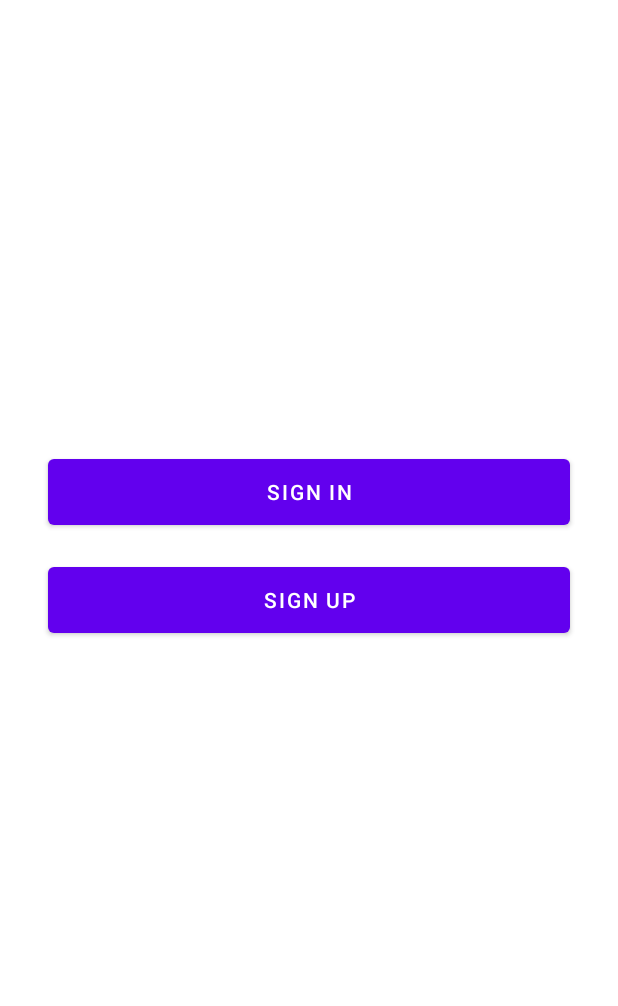
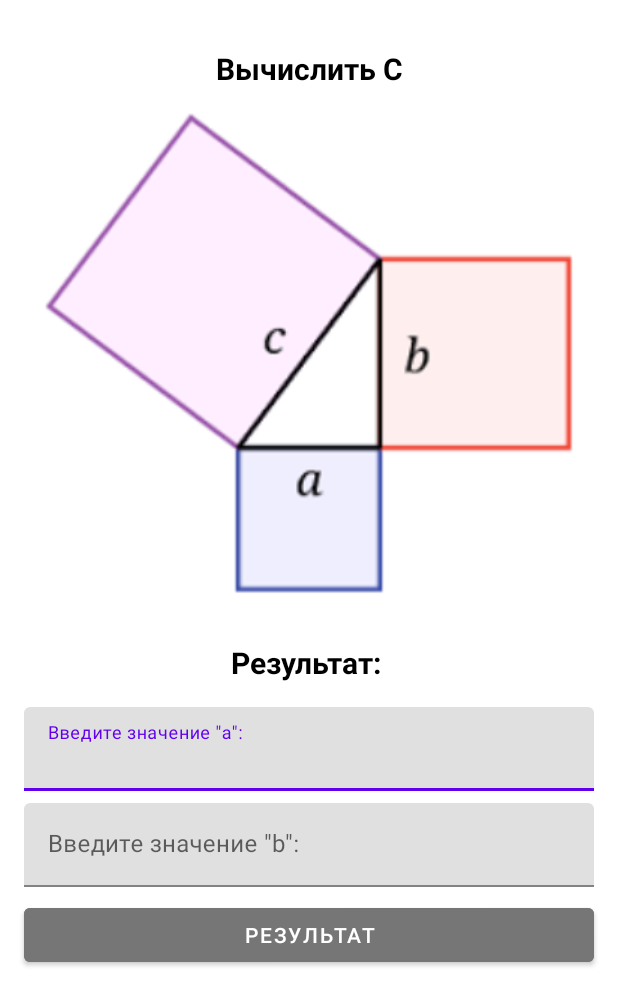
Before and after one commit to Shevy-D/test_app2, an Android app: the layout activity_main.xml on its own in the app's theme, with its tools: preview values and no code run, on a phone screen of 412 x 824 dp. Shown: the top 1006 px of the screen. Run offline under Robolectric (Android 15) with nearby library versions, the phone set to English and light mode, and no system bars.

Commit message:
Create Piphagor app

```diff
--- a/app/src/main/AndroidManifest.xml
+++ b/app/src/main/AndroidManifest.xml
@@ -21,10 +21,6 @@
             </intent-filter>
         </activity>
 
-        <activity
-            android:name=".SignInUpActivity">
-        </activity>
-
     </application>
 
 </manifest>
--- a/app/src/main/res/layout/activity_main.xml
+++ b/app/src/main/res/layout/activity_main.xml
@@ -4,54 +4,102 @@
     xmlns:tools="http://schemas.android.com/tools"
     android:layout_width="match_parent"
     android:layout_height="match_parent"
-    android:onClick="onClickSignUp"
     tools:context=".MainActivity">
 
-    <Button
-        android:id="@+id/bExit"
-        android:layout_width="0dp"
-        android:layout_height="56dp"
-        android:layout_marginStart="32dp"
-        android:layout_marginTop="300dp"
-        android:layout_marginEnd="32dp"
-        android:onClick="onClickSignIn"
-        android:text="@string/sign_in"
+    <TextView
+        android:id="@+id/textView"
+        android:layout_width="wrap_content"
+        android:layout_height="wrap_content"
+        android:layout_marginTop="32dp"
+        android:text="@string/title"
+        android:textColor="@color/black"
+        android:textSize="20sp"
+        android:textStyle="bold"
         app:layout_constraintEnd_toEndOf="parent"
         app:layout_constraintStart_toStartOf="parent"
         app:layout_constraintTop_toTopOf="parent" />
 
-    <Button
-        android:id="@+id/bHide"
+    <ImageView
+        android:id="@+id/imageView"
         android:layout_width="0dp"
-        android:layout_height="56dp"
+        android:layout_height="0dp"
+        android:layout_marginStart="16dp"
         android:layout_marginTop="16dp"
-        android:onClick="onClickSignUp"
-        android:text="@string/sign_up"
-        app:layout_constraintEnd_toEndOf="@+id/bExit"
-        app:layout_constraintHorizontal_bias="0.0"
-        app:layout_constraintStart_toStartOf="@+id/bExit"
-        app:layout_constraintTop_toBottomOf="@+id/bExit" />
+        android:layout_marginEnd="16dp"
+        android:layout_marginBottom="16dp"
+        app:layout_constraintBottom_toTopOf="@+id/guideline3"
+        app:layout_constraintEnd_toEndOf="parent"
+        app:layout_constraintHorizontal_bias="1.0"
+        app:layout_constraintStart_toStartOf="parent"
+        app:layout_constraintTop_toBottomOf="@+id/textView"
+        app:layout_constraintVertical_bias="0.207"
+        app:srcCompat="@drawable/image" />
+
+    <androidx.constraintlayout.widget.Guideline
+        android:id="@+id/guideline3"
+        android:layout_width="wrap_content"
+        android:layout_height="wrap_content"
+        android:orientation="horizontal"
+        app:layout_constraintGuide_percent="0.5" />
+
+    <com.google.android.material.textfield.TextInputLayout
+        android:id="@+id/textInputLayout"
+        android:layout_width="0dp"
+        android:layout_height="wrap_content"
+        android:layout_marginTop="16dp"
+        app:layout_constraintEnd_toEndOf="@+id/imageView"
+        app:layout_constraintStart_toStartOf="@+id/imageView"
+        app:layout_constraintTop_toBottomOf="@+id/tvResult">
+
+        <com.google.android.material.textfield.TextInputEditText
+            android:id="@+id/edA"
+            android:layout_width="match_parent"
+            android:layout_height="wrap_content"
+            android:hint="@string/input_a"
+            android:inputType="number" />
+    </com.google.android.material.textfield.TextInputLayout>
 
     <TextView
-        android:id="@+id/tvInfo"
+        android:id="@+id/tvResult"
         android:layout_width="wrap_content"
         android:layout_height="wrap_content"
-        android:layout_marginBottom="8dp"
+        android:layout_marginTop="16dp"
+        android:text="@string/result_info"
         android:textColor="@color/black"
-        android:textSize="16sp"
-        app:layout_constraintBottom_toTopOf="@+id/bExit"
-        app:layout_constraintEnd_toEndOf="@+id/bExit"
-        app:layout_constraintStart_toStartOf="@+id/bExit" />
+        android:textSize="20sp"
+        android:textStyle="bold"
+        app:layout_constraintEnd_toEndOf="@+id/imageView"
+        app:layout_constraintStart_toStartOf="@+id/imageView"
+        app:layout_constraintTop_toTopOf="@+id/guideline3" />
 
-    <ImageView
-        android:id="@+id/imAvatar"
-        android:layout_width="100dp"
-        android:layout_height="100dp"
-        android:layout_marginBottom="8dp"
-        android:visibility="invisible"
-        app:layout_constraintBottom_toTopOf="@+id/tvInfo"
-        app:layout_constraintEnd_toEndOf="@+id/bExit"
-        app:layout_constraintHorizontal_bias="0.497"
-        app:layout_constraintStart_toStartOf="@+id/bExit"
-        app:srcCompat="@drawable/third" />
+    <com.google.android.material.textfield.TextInputLayout
+        android:id="@+id/textInputLayoutB"
+        android:layout_width="0dp"
+        android:layout_height="wrap_content"
+        android:layout_marginTop="8dp"
+        app:layout_constraintEnd_toEndOf="@+id/imageView"
+        app:layout_constraintStart_toStartOf="@+id/imageView"
+        app:layout_constraintTop_toBottomOf="@+id/textInputLayout">
+
+        <com.google.android.material.textfield.TextInputEditText
+            android:id="@+id/edB"
+            android:layout_width="match_parent"
+            android:layout_height="match_parent"
+            android:hint="@string/input_b"
+            android:inputType="number" />
+    </com.google.android.material.textfield.TextInputLayout>
+
+    <Button
+        android:id="@+id/button"
+        android:layout_width="0dp"
+        android:layout_height="wrap_content"
+        android:layout_marginTop="8dp"
+        android:backgroundTint="#777676"
+        android:onClick="onClickResult"
+        android:text="@string/result"
+        app:layout_constraintEnd_toEndOf="@+id/textInputLayoutB"
+        app:layout_constraintHorizontal_bias="0.0"
+        app:layout_constraintStart_toStartOf="@+id/textInputLayoutB"
+        app:layout_constraintTop_toBottomOf="@+id/textInputLayoutB" />
+
 </androidx.constraintlayout.widget.ConstraintLayout>
--- a/app/src/main/res/values/strings.xml
+++ b/app/src/main/res/values/strings.xml
@@ -1,14 +1,8 @@
 <resources>
-    <string name="app_name">test_app</string>
-    <string name="ok" translatable="false">OK</string>
-    <string name="hello">Hello</string>
-    <string name="sign_in" translatable="false">Sign In</string>
-    <string name="sign_up" translatable="false">Sign Up</string>
-    <string name="avatar" translatable="false">Avatar</string>
-    <string name="login" translatable="false">Login</string>
-    <string name="password" translatable="false">Password</string>
-    <string name="name" translatable="false">Имя</string>
-    <string name="last_name" translatable="false">Фамилия</string>
-    <string name="second_name" translatable="false">Отчество</string>
-    <string name="done" translatable="false">Готово</string>
+    <string name="app_name" translatable="false">test_app</string>
+    <string name="title" translatable="false">Вычислить "С"</string>
+    <string name="result_info" translatable="false">Результат:&#160;</string>
+    <string name="result" translatable="false">Результат</string>
+    <string name="input_a" translatable="false">Введите значение \"a\":&#160;</string>
+    <string name="input_b" translatable="false">Введите значение \"b\":&#160;</string>
 </resources>
```
Also changed, not shown: app/src/main/java/com/example/test_app/MainActivity.kt (+30 -8 lines), app/src/main/java/com/example/test_app/SignInUpActivity.kt (deleted, +0 -56 lines), app/src/main/java/com/example/test_app/constance/Constance.kt (deleted, +0 -16 lines), app/src/main/res/layout/activity_sign_up_in.xml (deleted, +0 -108 lines), app/src/main/res/values/arrays.xml (deleted, +0 -11 lines), app/src/main/res/drawable-ru/first.png (deleted), app/src/main/res/drawable/first.png (deleted), app/src/main/res/drawable/image.png (added), app/src/main/res/drawable/second.png (deleted), app/src/main/res/drawable/third.png (deleted), 1 other file.
